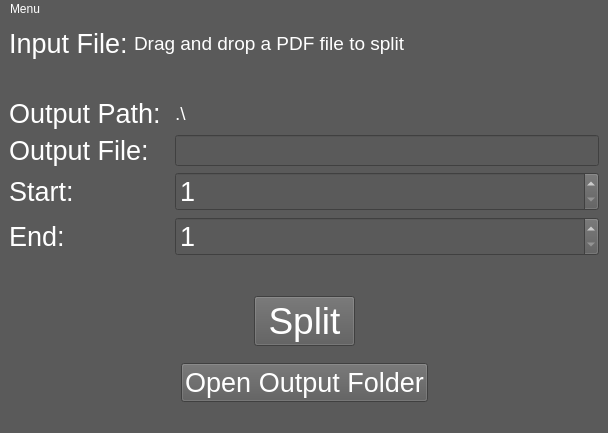
Old version of the form UI designs/maingui.ui in the repository Mehmet-Emre-Dogan/pdfSplitter-Gui.
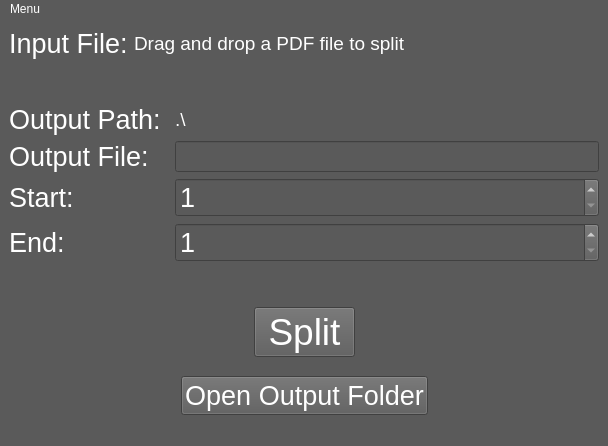
New version of the form.

Commit message: spinbox maximums are increased

Patch:
```diff
--- a/UI designs/maingui.ui
+++ b/UI designs/maingui.ui
@@ -7,7 +7,7 @@
     <x>0</x>
     <y>0</y>
     <width>608</width>
-    <height>433</height>
+    <height>446</height>
    </rect>
   </property>
   <property name="windowTitle">
@@ -168,6 +168,9 @@
         <property name="minimum">
          <number>1</number>
         </property>
+        <property name="maximum">
+         <number>999999999</number>
+        </property>
        </widget>
       </item>
       <item row="9" column="0">
@@ -192,6 +195,9 @@
         <property name="minimum">
          <number>1</number>
         </property>
+        <property name="maximum">
+         <number>999999999</number>
+        </property>
        </widget>
       </item>
       <item row="4" column="0">
```
The commit also changes 1 other file.
